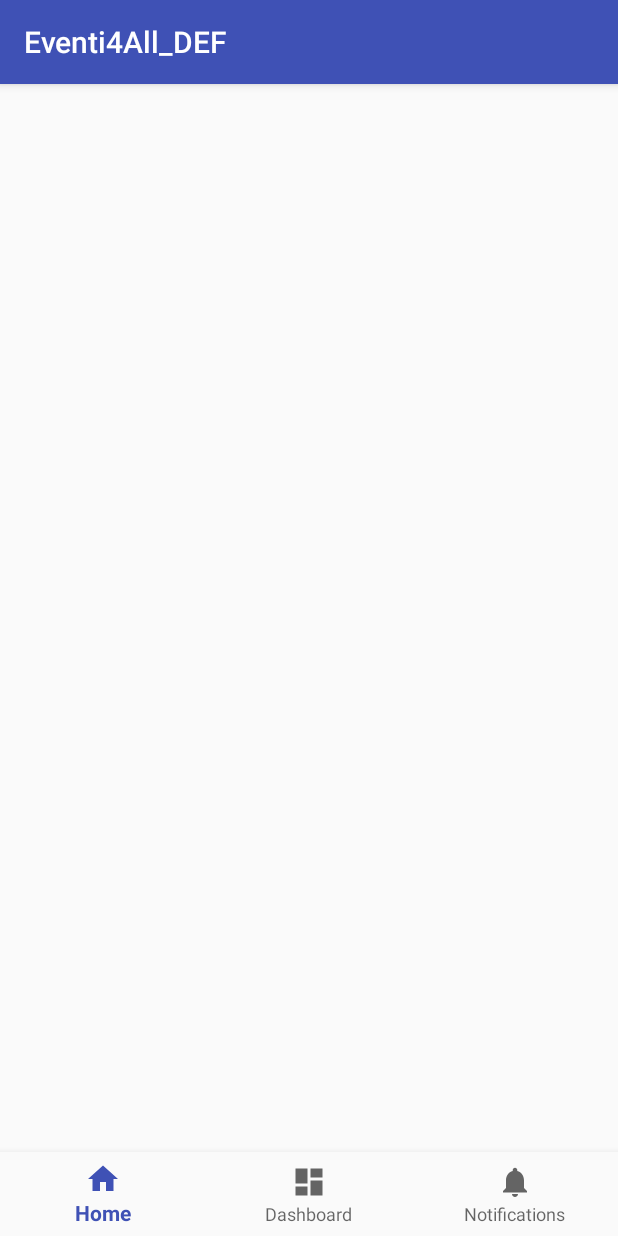
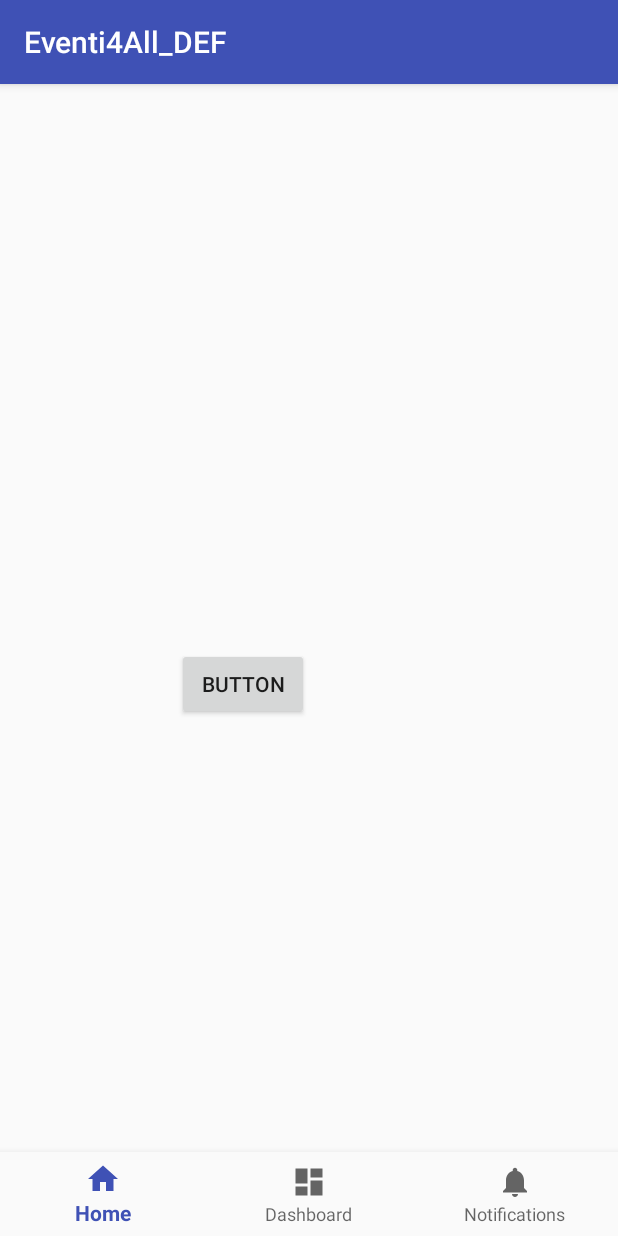
Before and after one commit to Eventi4all/Eventi4All_DEF, an Android app: the screen it shows after launch (MainActivity), on a phone screen of 412 x 824 dp. Run offline under Robolectric (Android 15) with nearby library versions, the phone set to English and light mode, and no system bars; libraries missing offline, so code that uses them is left out: com.firebase.ui; 1 statement that could not run was skipped.

Commit message:
Añadido MainActivityEvents

```diff
--- a/app/src/main/java/com/example/tay/eventi4all_def/MainActivity.java
+++ b/app/src/main/java/com/example/tay/eventi4all_def/MainActivity.java
@@ -1,15 +1,30 @@
 package com.example.tay.eventi4all_def;
 
+
+import android.content.Intent;
 import android.os.Bundle;
 import android.support.annotation.NonNull;
 import android.support.design.widget.BottomNavigationView;
 import android.support.v7.app.AppCompatActivity;
 import android.view.MenuItem;
+import android.widget.Button;
 import android.widget.TextView;
+
+import com.firebase.ui.auth.AuthUI;
+
+import java.util.Arrays;
+import java.util.List;
 
 public class MainActivity extends AppCompatActivity {
 
+    private Button btnLogout;
+    private MainActivityEvents mainActivityEvents;
+
     private TextView mTextMessage;
+
+    //Establecemos un request code para para inicio de sesión con Google.
+
+    private static final int RC_SIGN_IN_GOOGLE = 123;
 
     private BottomNavigationView.OnNavigationItemSelectedListener mOnNavigationItemSelectedListener
             = new BottomNavigationView.OnNavigationItemSelectedListener() {
@@ -35,10 +50,40 @@ public class MainActivity extends AppCompatActivity {
     protected void onCreate(Bundle savedInstanceState) {
         super.onCreate(savedInstanceState);
         setContentView(R.layout.activity_main);
-
         mTextMessage = (TextView) findViewById(R.id.message);
         BottomNavigationView navigation = (BottomNavigationView) findViewById(R.id.navigation);
         navigation.setOnNavigationItemSelectedListener(mOnNavigationItemSelectedListener);
+        mainActivityEvents = new MainActivityEvents(this);
+        btnLogout = this.findViewById(R.id.btnLogout);
+        btnLogout.setOnClickListener(mainActivityEvents);
+
+
+        // Creamos un "intent" de tipo acceso con los proveedores de autentificación añadidos a la lista
+        startActivityForResult(
+                AuthUI.getInstance()
+                        .createSignInIntentBuilder()
+                        .setAvailableProviders(Arrays.asList(
+                                new AuthUI.IdpConfig.PhoneBuilder().build(),
+                                new AuthUI.IdpConfig.GoogleBuilder().build(),
+                                new AuthUI.IdpConfig.FacebookBuilder().build(),
+                                new AuthUI.IdpConfig.TwitterBuilder().build()))
+                        .setTosUrl("https://superapp.example.com/terms-of-service.html")
+                        .setPrivacyPolicyUrl("https://superapp.example.com/privacy-policy.html")
+                        .build(),
+                RC_SIGN_IN_GOOGLE);
     }
 
+
+    /*
+        Sobreescribimos el método de la clase AppCompatActivity. Recibe todas las respuestas de las llamadas
+        callbacks de los distintos tipos de intentos de inicio de sesión según el proveedor.
+     */
+    @Override
+    protected void onActivityResult(int requestCode, int resultCode, Intent data) {
+        //super.onActivityResult(requestCode, resultCode, data);
+        System.out.println("RequestCode-------------> " + requestCode);
+        if (requestCode == RC_SIGN_IN_GOOGLE) {
+
+        }
+    }
 }
--- /dev/null
+++ b/app/src/main/java/com/example/tay/eventi4all_def/MainActivityEvents.java
@@ -0,0 +1,43 @@
+package com.example.tay.eventi4all_def;
+
+import android.support.annotation.NonNull;
+import android.view.View;
+
+import com.firebase.ui.auth.AuthUI;
+import com.google.android.gms.tasks.OnCompleteListener;
+import com.google.android.gms.tasks.Task;
+
+/**
+ * Created by tay on 17/4/18.
+ */
+
+public class MainActivityEvents implements View.OnClickListener{
+    private MainActivity mainActivity;
+
+    public MainActivityEvents(MainActivity mainActivity) {
+        this.mainActivity = mainActivity;
+    }
+
+    @Override
+    public void onClick(View v) {
+        if(v.getId()==R.id.btnLogout){
+            AuthUI.getInstance()
+                    .signOut(mainActivity)
+                    .addOnCompleteListener(new OnCompleteListener<Void>() {
+                        public void onComplete(@NonNull Task<Void> task) {
+                            //user is now signed out
+                            // startActivity(new Intent(MainActivity, SignInActivity.class));
+                            // finish();
+                        }
+                    });
+        }
+    }
+
+    public MainActivity getMainActivity() {
+        return mainActivity;
+    }
+
+    public void setMainActivity(MainActivity mainActivity) {
+        this.mainActivity = mainActivity;
+    }
+}
--- a/app/src/main/res/layout/activity_main.xml
+++ b/app/src/main/res/layout/activity_main.xml
@@ -19,4 +19,19 @@
         app:layout_constraintRight_toRightOf="parent"
         app:menu="@menu/navigation" />
 
+    <Button
+        android:id="@+id/btnLogout"
+        android:layout_width="wrap_content"
+        android:layout_height="wrap_content"
+        android:layout_marginBottom="8dp"
+        android:layout_marginEnd="8dp"
+        android:layout_marginStart="8dp"
+        android:layout_marginTop="40dp"
+        android:text="Button"
+        app:layout_constraintBottom_toBottomOf="parent"
+        app:layout_constraintEnd_toEndOf="parent"
+        app:layout_constraintHorizontal_bias="0.357"
+        app:layout_constraintStart_toStartOf="parent"
+        app:layout_constraintTop_toTopOf="parent" />
+
 </android.support.constraint.ConstraintLayout>
--- a/app/src/main/res/values/strings.xml
+++ b/app/src/main/res/values/strings.xml
@@ -3,4 +3,10 @@
     <string name="title_home">Home</string>
     <string name="title_dashboard">Dashboard</string>
     <string name="title_notifications">Notifications</string>
+    <!-- Información de proveedor requerida para Facebook -->
+    <string name="facebook_application_id" translatable="false">361927374287912</string>
+    <string name="facebook_login_protocol_scheme" translatable="false">fb361927374287912</string>
+    <!-- Información de proveedor requerida para Twitter -->
+    <string name="twitter_consumer_key" translatable="false">rzhCwVDmQOcJd5Ch6IeILtGej</string>
+    <string name="twitter_consumer_secret" translatable="false">OWuOvmhCskgjYU1llyDL7NHOSEEGQuGTGl4ISauvbPkSaSqYbW</string>
 </resources>
--- a/build.gradle
+++ b/build.gradle
@@ -12,6 +12,7 @@ buildscript {
 
         // NOTE: Do not place your application dependencies here; they belong
         // in the individual module build.gradle files
+        classpath 'com.google.gms:google-services:3.1.0'
     }
 }
 
```
Also changed, not shown: app/build.gradle (+19 -1 lines), 1 other file.
